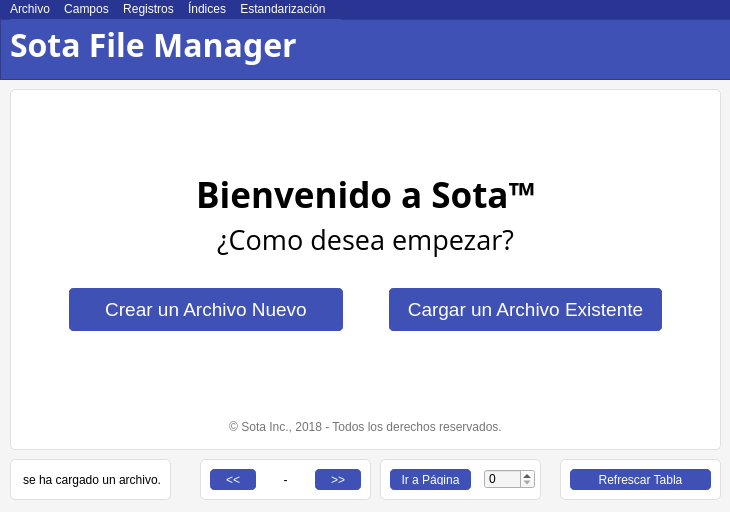
The window that MainWindow.ui (carlosvelaquez/ProyectoEDII) describes before a commit, drawn with Qt 5.
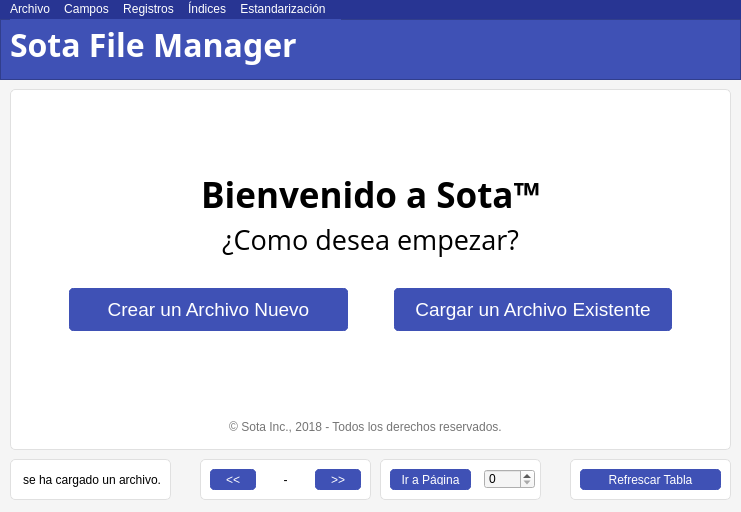
The same window after the commit.

Commit message: Ni este (>:v intensifies)

The edit to the form file:
```diff
--- a/MainWindow.ui
+++ b/MainWindow.ui
@@ -6,7 +6,7 @@
    <rect>
     <x>0</x>
     <y>0</y>
-    <width>730</width>
+    <width>741</width>
     <height>512</height>
    </rect>
   </property>
@@ -191,7 +191,7 @@
      <rect>
       <x>0</x>
       <y>0</y>
-      <width>731</width>
+      <width>741</width>
       <height>61</height>
      </rect>
     </property>
@@ -274,7 +274,7 @@
    <widget class="QFrame" name="frame_5">
     <property name="geometry">
      <rect>
-      <x>560</x>
+      <x>570</x>
       <y>440</y>
       <width>161</width>
       <height>41</height>
@@ -311,7 +311,7 @@
      <rect>
       <x>10</x>
       <y>70</y>
-      <width>711</width>
+      <width>721</width>
       <height>361</height>
      </rect>
     </property>
@@ -337,7 +337,7 @@
       <rect>
        <x>10</x>
        <y>80</y>
-       <width>691</width>
+       <width>701</width>
        <height>51</height>
       </rect>
      </property>
@@ -364,7 +364,7 @@
       <rect>
        <x>10</x>
        <y>130</y>
-       <width>691</width>
+       <width>701</width>
        <height>41</height>
       </rect>
      </property>
@@ -388,7 +388,7 @@
       <rect>
        <x>10</x>
        <y>190</y>
-       <width>691</width>
+       <width>701</width>
        <height>61</height>
       </rect>
      </property>
@@ -518,7 +518,7 @@
     <rect>
      <x>0</x>
      <y>0</y>
-     <width>730</width>
+     <width>741</width>
      <height>21</height>
     </rect>
    </property>
```
